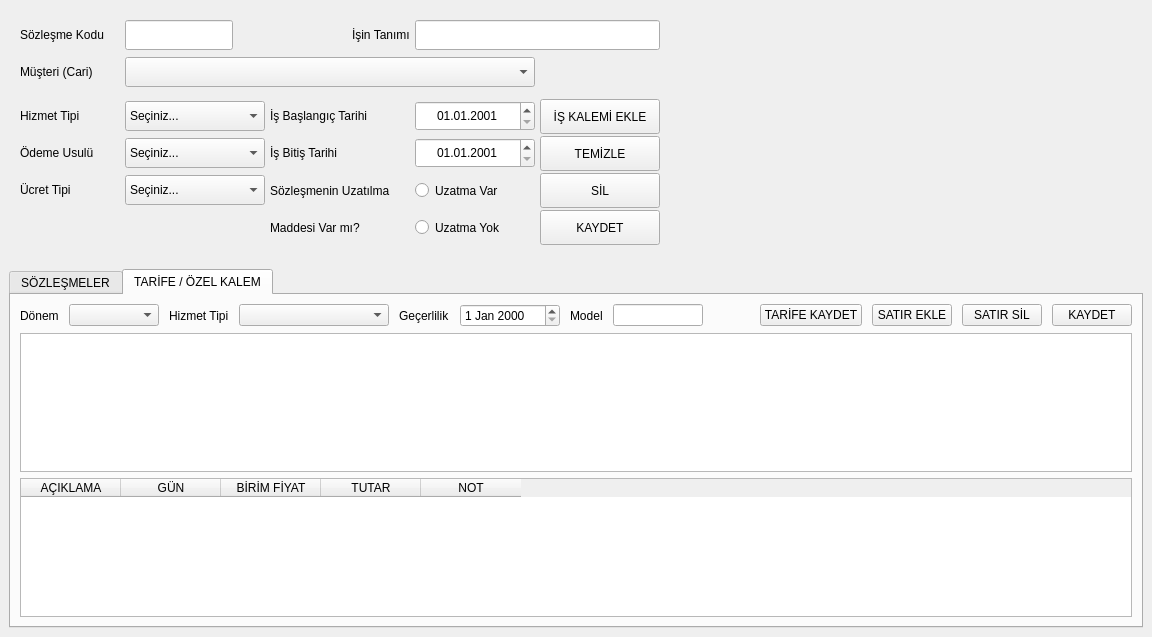
Before: the Qt Designer form ui/ui_files/contracts_window.ui in AyhanErcan70/SATTUP, drawn with Qt 5.
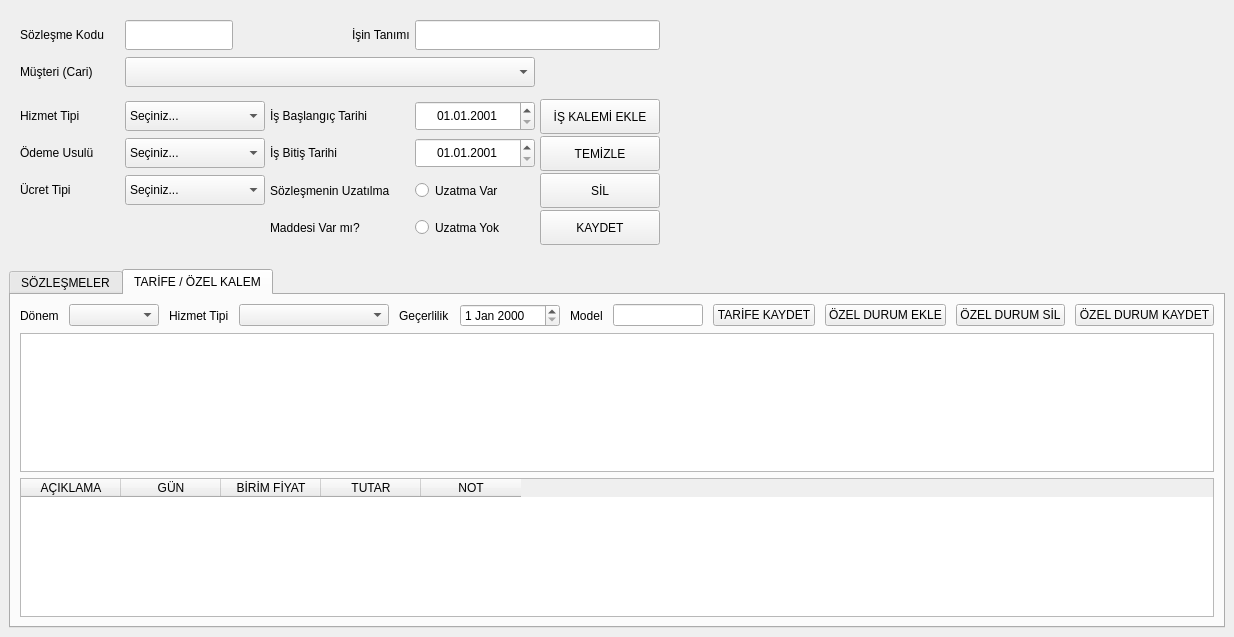
After: the same form once the commit is applied. The open tabs and pages were chosen to show the change.

The edit to the form file:
```diff
--- a/ui/ui_files/contracts_window.ui
+++ b/ui/ui_files/contracts_window.ui
@@ -1043,21 +1043,21 @@
             <item row="0" column="10">
              <widget class="QPushButton" name="btn_special_add">
               <property name="text">
-               <string>SATIR EKLE</string>
+               <string>ÖZEL DURUM EKLE</string>
               </property>
              </widget>
             </item>
             <item row="0" column="11">
              <widget class="QPushButton" name="btn_special_delete">
               <property name="text">
-               <string>SATIR SİL</string>
+               <string>ÖZEL DURUM SİL</string>
               </property>
              </widget>
             </item>
             <item row="0" column="12">
              <widget class="QPushButton" name="btn_special_save">
               <property name="text">
-               <string>KAYDET</string>
+               <string>ÖZEL DURUM KAYDET</string>
               </property>
              </widget>
             </item>
```
Left out of the diff: 2 changed lines with no effect on the pictures.
